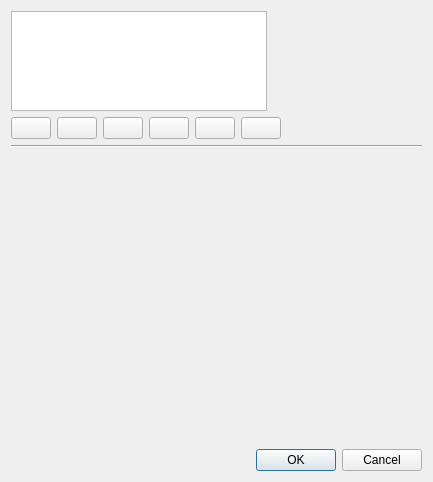
This is src/ui/qgssymbolv2selectordialogbase.ui in qgis/QGIS as Qt 5 draws it before an edit. The edited form follows.
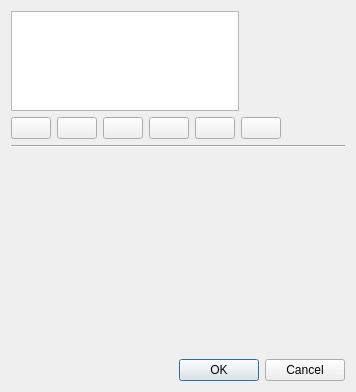
This is the edited form.

Commit message: scroll area for labels

What changed in the file:
```diff
--- a/src/ui/qgssymbolv2selectordialogbase.ui
+++ b/src/ui/qgssymbolv2selectordialogbase.ui
@@ -6,8 +6,8 @@
    <rect>
     <x>0</x>
     <y>0</y>
-    <width>433</width>
-    <height>482</height>
+    <width>356</width>
+    <height>392</height>
    </rect>
   </property>
   <property name="windowTitle">
```
The commit also changes 6 other files.
